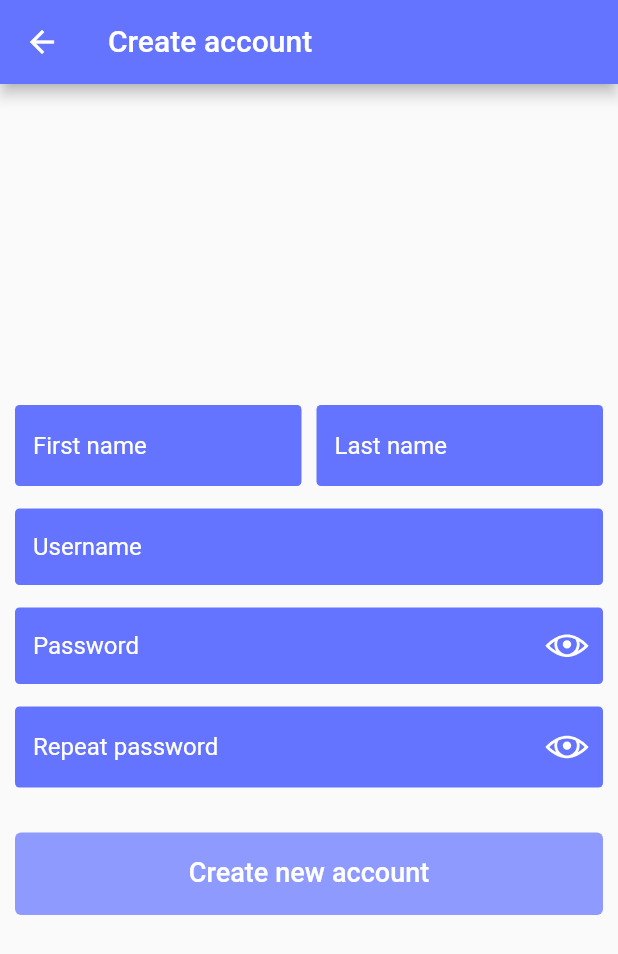
After one commit to jfromjefferson/ssl_monitor_app, a Flutter app: the CreateAccountScreen screen opened directly, on a phone screen of 412 x 824 dp. The commit adds this screen. Shown: the top 954 px of the screen. Run offline on Flutter 3.47's test engine with Material 2 defaults, Android fonts, the phone set to English and light mode, and no system bars; our stand-ins replace dio, flutter_dotenv, get, google_fonts, line_icons; Roboto replaces fonts that are missing (Nunito_regular).

Commit message:
Fixes on auth_screen, start create_account_screen

```diff
--- a/lib/controller/auth_controller.dart
+++ b/lib/controller/auth_controller.dart
@@ -3,14 +3,27 @@ import 'package:get/get.dart';
 import 'package:ssl_monitor/utils/requests.dart';
 
 class AuthController extends GetxController {
-  final _username = ''.obs;
-  final _password = ''.obs;
+  final RxString _firstName = ''.obs;
+  final RxString _lastName = ''.obs;
+  final RxString _username = ''.obs;
+  final RxString _password = ''.obs;
+  final RxString _repeatPassword = ''.obs;
+  final RxBool _isPasswordObscured = true.obs;
+  final RxBool _isRepeatPasswordObscured = true.obs;
+  final RxBool _isCreateAccountButtonEnabled = false.obs;
 
   late String apiUrl;
   late String apiKey;
 
+  String get fistName => _firstName.value;
+  String get lastName => _lastName.value;
   String get username => _username.value;
   String get password => _password.value;
+  String get repeatPassword => _repeatPassword.value;
+
+  bool get isPasswordObscured => _isPasswordObscured.value;
+  bool get isRepeatPasswordObscured => _isRepeatPasswordObscured.value;
+  bool get isCreateAccountButtonEnabled => _isCreateAccountButtonEnabled.value;
 
   @override
   void onInit() async {
@@ -20,18 +33,67 @@ class AuthController extends GetxController {
     super.onInit();
   }
 
+  // TODO: Clear fields if user press back button
+
+  void setFirstName(String input) {
+    _firstName.value = input;
+
+    toggleCreateAccountButtonEnabled();
+  }
+
+  void setLastName(String input) {
+    _lastName.value = input;
+
+    toggleCreateAccountButtonEnabled();
+  }
+
   void setUsername(String input) {
     _username.value = input;
+
+    toggleCreateAccountButtonEnabled();
   }
 
   void setPassword(String input) {
     _password.value = input;
+
+    toggleCreateAccountButtonEnabled();
+  }
+
+  void setRepeatPassword(String input) {
+    _repeatPassword.value = input;
+
+    toggleCreateAccountButtonEnabled();
+  }
+
+  void togglePasswordVisibility() {
+    _isPasswordObscured.value = !_isPasswordObscured.value;
+
+    toggleCreateAccountButtonEnabled();
+  }
+
+  void toggleRepeatPasswordVisibility() {
+    _isRepeatPasswordObscured.value = !_isRepeatPasswordObscured.value;
+
+    toggleCreateAccountButtonEnabled();
+  }
+
+  void toggleCreateAccountButtonEnabled() {
+    if (fistName.isNotEmpty &&
+        lastName.isNotEmpty &&
+        username.isNotEmpty &&
+        password.isNotEmpty &&
+        repeatPassword.isNotEmpty &&
+        password == repeatPassword) {
+      _isCreateAccountButtonEnabled.value = true;
+    } else {
+      _isCreateAccountButtonEnabled.value = false;
+    }
   }
 
   Future<void> auth() async {
     if (_username.isNotEmpty && _password.isNotEmpty) {
       Map<String, dynamic> data = {
-        'username': _username.value,
+        'username': _username.value.toLowerCase(),
         'password': _password.value,
         'apiKey': apiKey
       };
@@ -41,4 +103,6 @@ class AuthController extends GetxController {
       print(response);
     }
   }
+
+  Future<void> createUser() async {}
 }
--- /dev/null
+++ b/lib/screen/create_account_screen.dart
@@ -0,0 +1,102 @@
+import 'package:flutter/material.dart';
+import 'package:get/get.dart';
+import 'package:line_icons/line_icons.dart';
+import 'package:ssl_monitor/controller/auth_controller.dart';
+import 'package:ssl_monitor/custom_widget/custom_button.dart';
+import 'package:ssl_monitor/custom_widget/custom_text.dart';
+import 'package:ssl_monitor/custom_widget/custom_text_field.dart';
+import 'package:ssl_monitor/utils/utils.dart';
+
+class CreateAccountScreen extends StatelessWidget {
+  final AuthController authController = Get.find();
+
+  CreateAccountScreen({Key? key}) : super(key: key);
+
+  @override
+  Widget build(BuildContext context) {
+    return Scaffold(
+      appBar: AppBar(
+        title: const CustomText(text: 'Create account'),
+        backgroundColor: purple,
+      ),
+      body: Container(
+        padding: const EdgeInsets.all(10),
+        child: GestureDetector(
+            behavior: HitTestBehavior.translucent,
+            onTap: () {
+              Get.focusScope!.unfocus();
+            },
+            child: Center(
+              child: SingleChildScrollView(
+                child: Column(
+                  crossAxisAlignment: CrossAxisAlignment.stretch,
+                  children: [
+                    Row(
+                      children: [
+                        Flexible(
+                          child: CustomTextField(
+                            onChanged: authController.setFirstName,
+                            hintText: 'First name',
+                            fillColor: purple,
+                          ),
+                        ),
+                        const SizedBox(width: 10),
+                        Flexible(
+                          child: CustomTextField(
+                            onChanged: authController.setLastName,
+                            hintText: 'Last name',
+                            fillColor: purple,
+                          ),
+                        ),
+                      ],
+                    ),
+                    const SizedBox(height: 15),
+                    CustomTextField(
+                      onChanged: authController.setUsername,
+                      hintText: 'Username',
+                      fillColor: purple,
+                      textCapitalization: TextCapitalization.none,
+                    ),
+                    const SizedBox(height: 15),
+                    Obx(
+                      () => CustomTextField(
+                        onChanged: authController.setPassword,
+                        hintText: 'Password',
+                        fillColor: purple,
+                        obscureText: authController.isPasswordObscured,
+                        suffixIcon: LineIcons.eye,
+                        onPressed: authController.togglePasswordVisibility,
+                      ),
+                    ),
+                    const SizedBox(height: 15),
+                    Obx(
+                      () => CustomTextField(
+                        onChanged: authController.setRepeatPassword,
+                        hintText: 'Repeat password',
+                        fillColor: purple,
+                        obscureText: authController.isRepeatPasswordObscured,
+                        suffixIcon: LineIcons.eye,
+                        onPressed:
+                            authController.toggleRepeatPasswordVisibility,
+                      ),
+                    ),
+                    const SizedBox(height: 30),
+                    Obx(
+                      () => CustomButton(
+                        onPressed: authController.isCreateAccountButtonEnabled
+                            ? authController.createUser
+                            : () {},
+                        text: 'Create new account',
+                        buttonColor: authController.isCreateAccountButtonEnabled
+                            ? purple
+                            : purple.withAlpha(950),
+                      ),
+                    ),
+                  ],
+                ),
+              ),
+            )),
+      ),
+    );
+  }
+}
```
Also changed, not shown: lib/screen/auth_screen.dart (+39 -9 lines).
